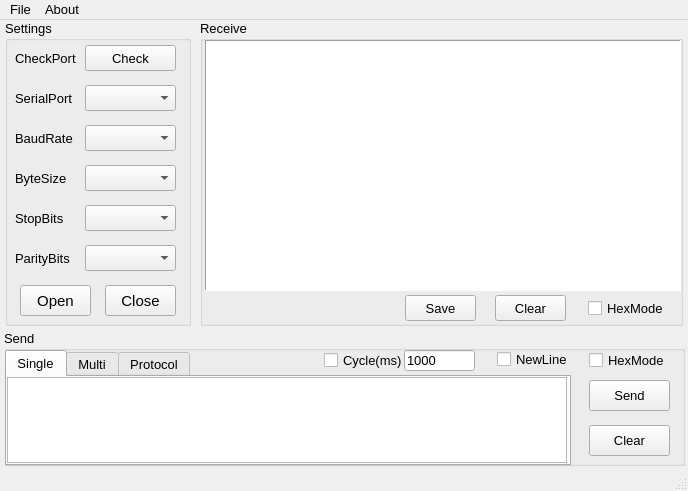
The window that ui/ui_mainwindow.ui (kainan-tek/PyCom) describes before a commit, drawn with Qt 5.
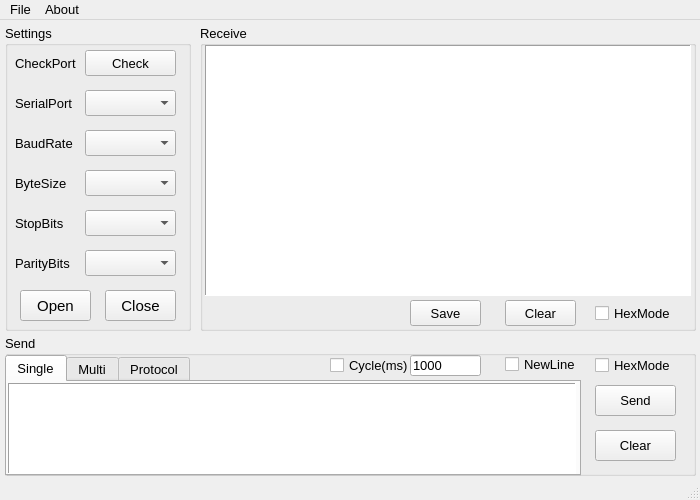
The same window after the commit.

Diff of the .ui file:
```diff
--- a/ui/ui_mainwindow.ui
+++ b/ui/ui_mainwindow.ui
@@ -6,8 +6,8 @@
    <rect>
     <x>0</x>
     <y>0</y>
-    <width>688</width>
-    <height>491</height>
+    <width>700</width>
+    <height>500</height>
    </rect>
   </property>
   <property name="sizePolicy">
@@ -18,14 +18,14 @@
   </property>
   <property name="minimumSize">
    <size>
-    <width>688</width>
-    <height>491</height>
+    <width>700</width>
+    <height>500</height>
    </size>
   </property>
   <property name="maximumSize">
    <size>
-    <width>688</width>
-    <height>491</height>
+    <width>700</width>
+    <height>500</height>
    </size>
   </property>
   <property name="font">
@@ -41,7 +41,7 @@
     <property name="geometry">
      <rect>
       <x>5</x>
-      <y>0</y>
+      <y>5</y>
       <width>186</width>
       <height>306</height>
      </rect>
@@ -277,10 +277,10 @@
    <widget class="QGroupBox" name="groupBox_2">
     <property name="geometry">
      <rect>
-      <x>4</x>
-      <y>310</y>
-      <width>681</width>
-      <height>136</height>
+      <x>5</x>
+      <y>315</y>
+      <width>691</width>
+      <height>141</height>
      </rect>
     </property>
     <property name="autoFillBackground">
@@ -292,10 +292,10 @@
     <widget class="QTabWidget" name="tabWidget">
      <property name="geometry">
       <rect>
-       <x>1</x>
+       <x>0</x>
        <y>20</y>
-       <width>566</width>
-       <height>116</height>
+       <width>576</width>
+       <height>121</height>
       </rect>
      </property>
      <property name="currentIndex">
@@ -308,12 +308,18 @@
       <widget class="QTextEdit" name="textEdit_SSend">
        <property name="geometry">
         <rect>
-         <x>0</x>
-         <y>0</y>
-         <width>560</width>
-         <height>86</height>
+         <x>1</x>
+         <y>1</y>
+         <width>568</width>
+         <height>91</height>
         </rect>
        </property>
+       <property name="frameShape">
+        <enum>QFrame::Panel</enum>
+       </property>
+       <property name="frameShadow">
+        <enum>QFrame::Sunken</enum>
+       </property>
       </widget>
      </widget>
      <widget class="QWidget" name="multi">
@@ -330,7 +336,7 @@
     <widget class="QPushButton" name="pushButton_Send">
      <property name="geometry">
       <rect>
-       <x>585</x>
+       <x>590</x>
        <y>50</y>
        <width>81</width>
        <height>31</height>
@@ -343,7 +349,7 @@
     <widget class="QPushButton" name="pushButton_SClear">
      <property name="geometry">
       <rect>
-       <x>585</x>
+       <x>590</x>
        <y>95</y>
        <width>81</width>
        <height>31</height>
@@ -356,7 +362,7 @@
     <widget class="QCheckBox" name="checkBox_Newline">
      <property name="geometry">
       <rect>
-       <x>493</x>
+       <x>500</x>
        <y>19</y>
        <width>79</width>
        <height>21</height>
@@ -369,7 +375,7 @@
     <widget class="QCheckBox" name="checkBox_SHexmode">
      <property name="geometry">
       <rect>
-       <x>585</x>
+       <x>590</x>
        <y>20</y>
        <width>79</width>
        <height>21</height>
@@ -382,7 +388,7 @@
     <widget class="QLineEdit" name="lineEdit_Cycle">
      <property name="geometry">
       <rect>
-       <x>400</x>
+       <x>405</x>
        <y>20</y>
        <width>71</width>
        <height>21</height>
@@ -395,7 +401,7 @@
     <widget class="QCheckBox" name="checkBox_Cycle">
      <property name="geometry">
       <rect>
-       <x>320</x>
+       <x>325</x>
        <y>20</y>
        <width>81</width>
        <height>21</height>
@@ -410,8 +416,8 @@
     <property name="geometry">
      <rect>
       <x>200</x>
-      <y>0</y>
-      <width>483</width>
+      <y>5</y>
+      <width>496</width>
       <height>306</height>
      </rect>
     </property>
@@ -429,7 +435,7 @@
       <rect>
        <x>5</x>
        <y>20</y>
-       <width>476</width>
+       <width>486</width>
        <height>251</height>
       </rect>
      </property>
@@ -446,7 +452,7 @@
     <widget class="QCheckBox" name="checkBox_RHexmode">
      <property name="geometry">
       <rect>
-       <x>388</x>
+       <x>395</x>
        <y>275</y>
        <width>79</width>
        <height>26</height>
@@ -459,7 +465,7 @@
     <widget class="QPushButton" name="pushButton_RClear">
      <property name="geometry">
       <rect>
-       <x>295</x>
+       <x>305</x>
        <y>275</y>
        <width>71</width>
        <height>26</height>
@@ -472,7 +478,7 @@
     <widget class="QPushButton" name="pushButton_RSave">
      <property name="geometry">
       <rect>
-       <x>205</x>
+       <x>210</x>
        <y>275</y>
        <width>71</width>
        <height>26</height>
@@ -489,7 +495,7 @@
     <rect>
      <x>0</x>
      <y>0</y>
-     <width>688</width>
+     <width>700</width>
      <height>23</height>
     </rect>
    </property>
@@ -515,6 +521,7 @@
     <property name="font">
      <font>
       <pointsize>10</pointsize>
+      <bold>false</bold>
      </font>
     </property>
     <property name="title">
```
